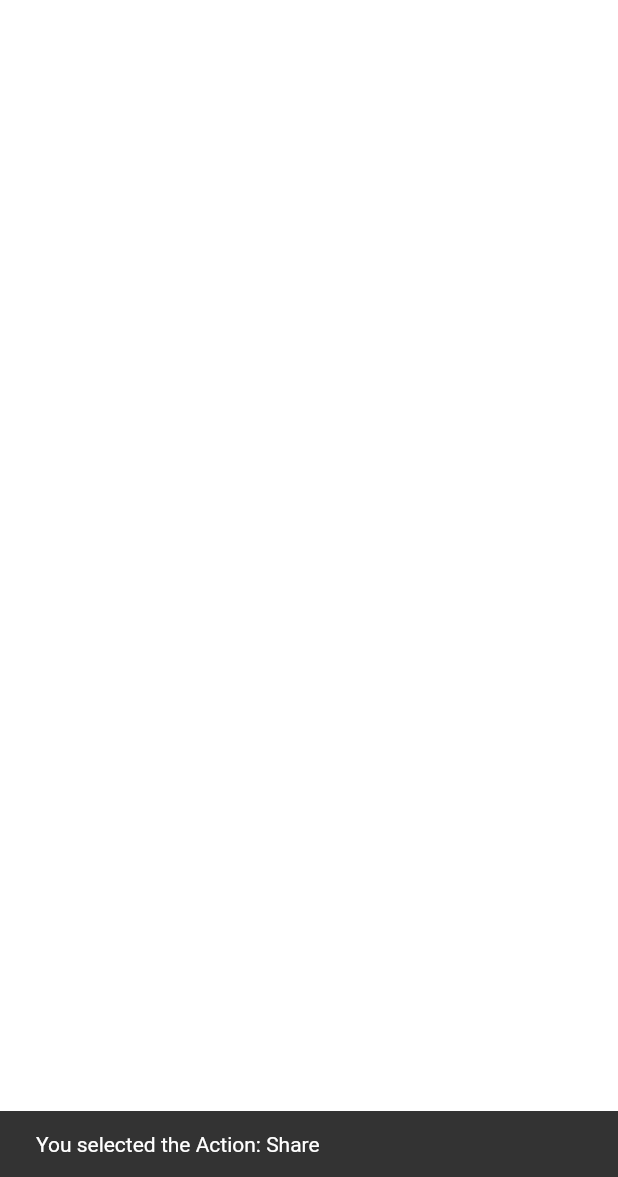
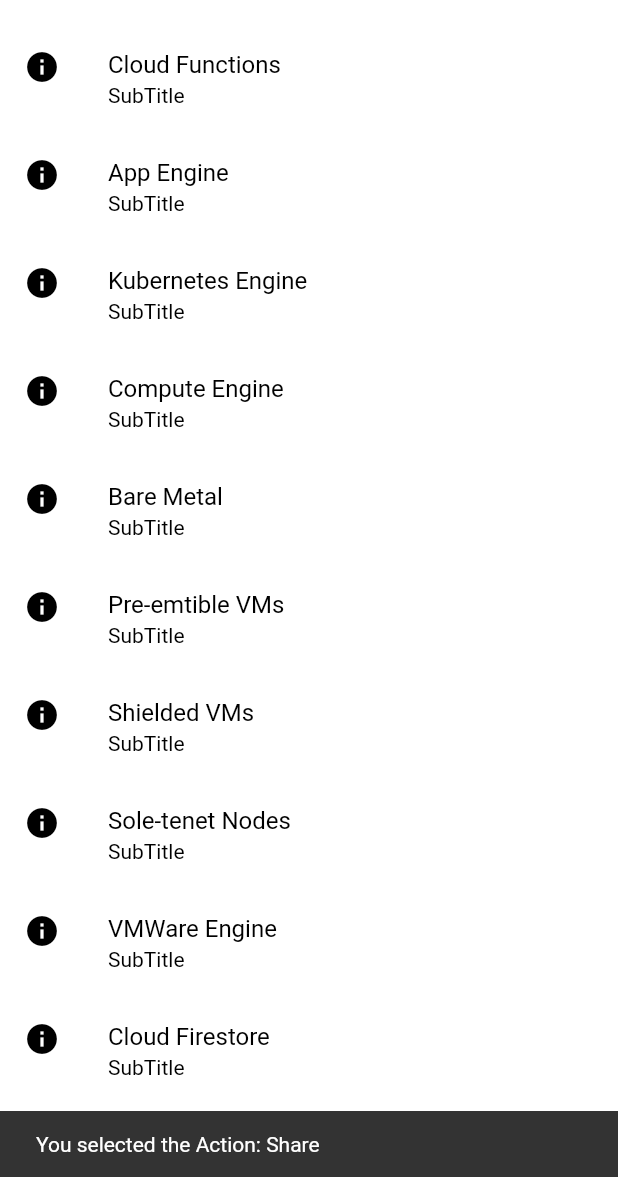
Before and after one commit to kshitijv256/flutter_template_gcp, a Flutter app: the screen it shows after launch, after a tap on the "share" icon, on a phone screen of 412 x 824 dp, the part 59-1236 px from its top. Run offline on Flutter 3.47's test engine with Material 2 defaults, Android fonts, the phone set to English and light mode, and no system bars.

Commit message:
Filled the empty list

```diff
--- a/lib/main.dart
+++ b/lib/main.dart
@@ -2,7 +2,25 @@ import 'package:flutter/material.dart';
 
 // TODO: Embedded List
 class GoogleProducts {
-  final List<String> items = [];
+  final List<String> items = [
+    'Cloud Functions',
+    'App Engine',
+    'Kubernetes Engine',
+    'Compute Engine',
+    'Bare Metal',
+    'Pre-emtible VMs',
+    'Shielded VMs',
+    'Sole-tenet Nodes',
+    'VMWare Engine',
+    'Cloud Firestore',
+    'Cloud Storage',
+    'Persistent Disk',
+    'Local SSD',
+    'Cloud Bigtable',
+    'Cloud Firestore',
+    'Cloud Memorystore',
+    'Cloud Spanner',
+  ];
 }
 
 void main() {
```
